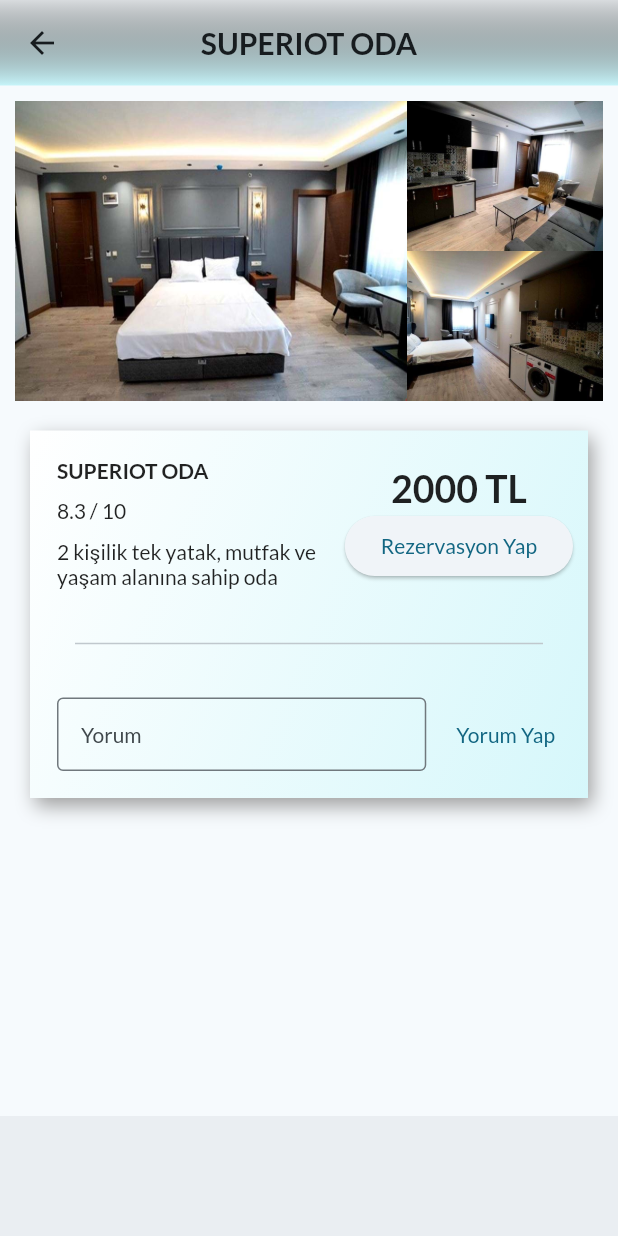
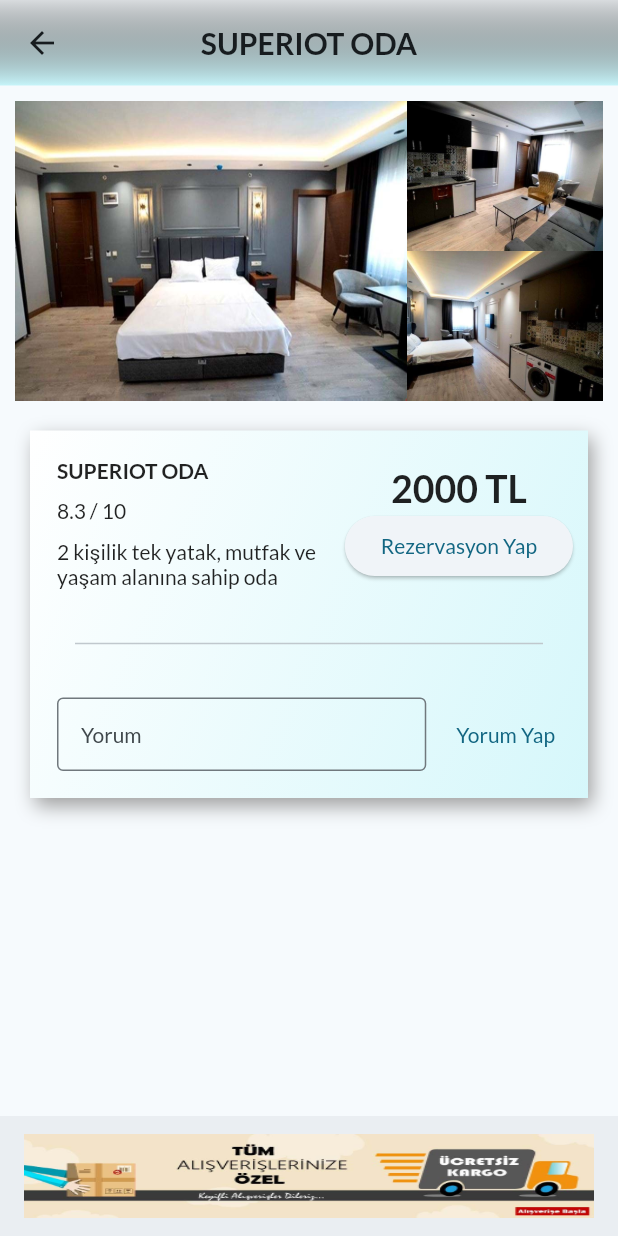
Before and after one commit to bahadirokuk/3311456_213311002, a Flutter app: the Inceleme screen opened directly with empty values, on a phone screen of 412 x 824 dp. Run offline on Flutter 3.47's test engine with Material 2 defaults, Android fonts, the phone set to English and light mode, and no system bars; our stand-ins replace badges, google_fonts.

```diff
--- a/lib/pages/inceleme_sayfa.dart
+++ b/lib/pages/inceleme_sayfa.dart
@@ -205,8 +205,7 @@ class _IncelemeState extends State<Inceleme> {
         child: BottomAppBar(
           elevation: null,
           child: Row(
-            mainAxisAlignment: MainAxisAlignment.center,
-            children: const <Widget>[],
+            children: const <Widget>[Expanded(child: Image(image: AssetImage("assets/images/kargo-banner.jpg"),fit: BoxFit.fill,))],
           ),
         ),
       ),
```
Also changed, not shown: lib/pages/giris_ekrani.dart (+4 -9 lines), lib/widgets/designed_bedge.dart (added, +19 -0 lines), assets/images/kargo-banner.jpg (added).
